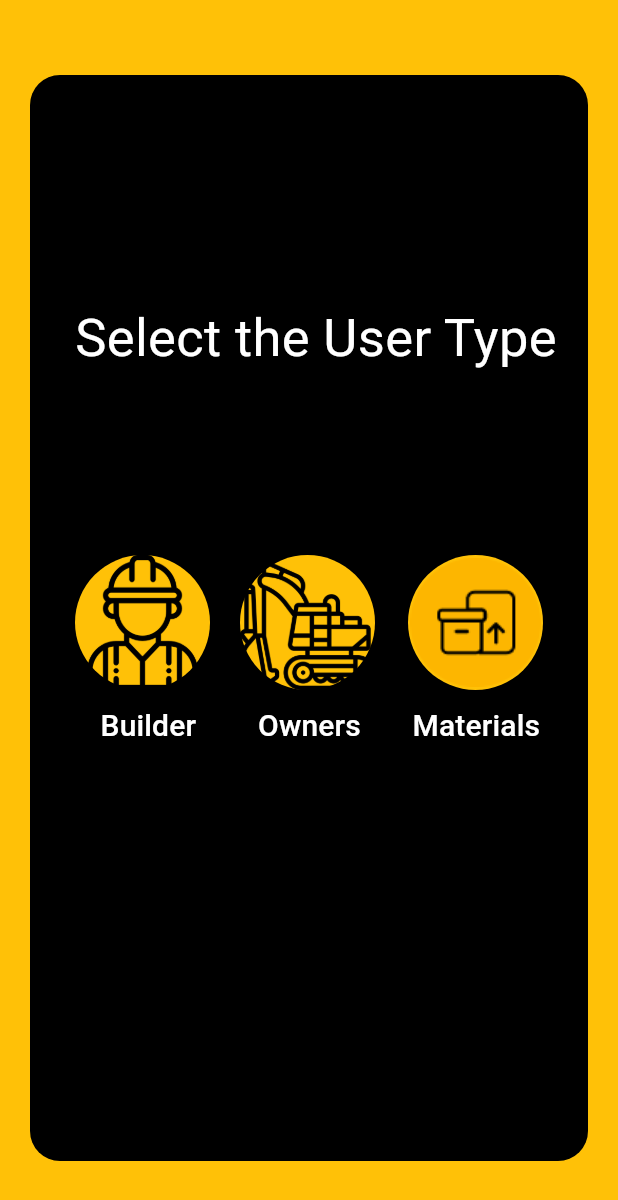
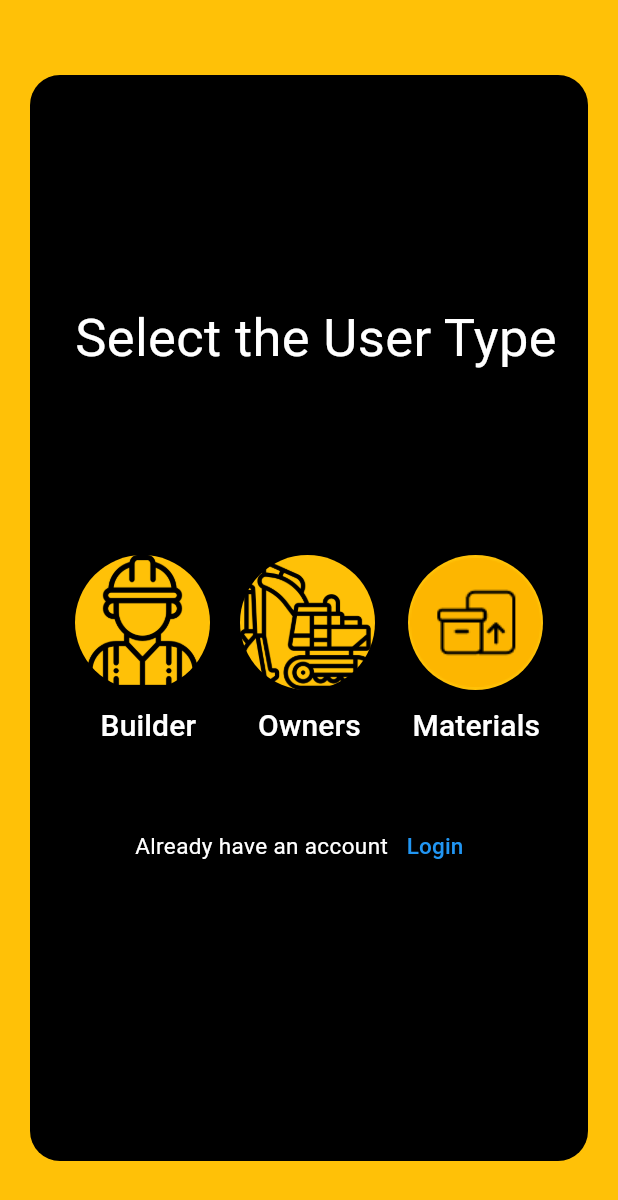
Before and after one commit to RestateOrg/restate, a Flutter app: the ChooseUser screen opened directly, on a phone screen of 412 x 824 dp. Shown: the top 1200 px of the screen. Run offline on Flutter 3.47's test engine with Material 3 defaults, Android fonts, the phone set to English and light mode, and no system bars; our stand-ins replace firebase_core; accounts and stored records are empty.

Commit message:
chooseUserType 100%

```diff
--- a/lib/screens/chooseUserType.dart
+++ b/lib/screens/chooseUserType.dart
@@ -3,6 +3,7 @@ import 'package:flutter/material.dart';
 import 'package:restate/screens/builderRegistration.dart';
 import 'package:restate/screens/machinaryRegistration.dart';
 import 'package:restate/screens/materialsRegistation.dart';
+import 'package:restate/screens/signIn.dart';
 
 class ChooseUser extends StatefulWidget {
   const ChooseUser({super.key});
@@ -180,6 +181,38 @@ class _ChooseUserState extends State<ChooseUser> {
               ),
             ),
           ),
+          const Positioned(
+            bottom: 250,
+            left: 90,
+            child: Text(
+              "Already have an account",
+              style: TextStyle(
+                color: Colors.white,
+                fontSize: 15,
+              ),
+            ),
+          ),
+          Positioned(
+            bottom: 236,
+            right: 90,
+            child: TextButton(
+              onPressed: () {
+                Navigator.push(
+                  context,
+                  MaterialPageRoute(
+                    builder: (context) => const SignIn(),
+                  ),
+                );
+              },
+              child: const Text(
+                'Login',
+                style: TextStyle(
+                  color: Colors.blue,
+                  fontSize: 15,
+                ),
+              ),
+            ),
+          ),
         ],
       ),
     );
```
